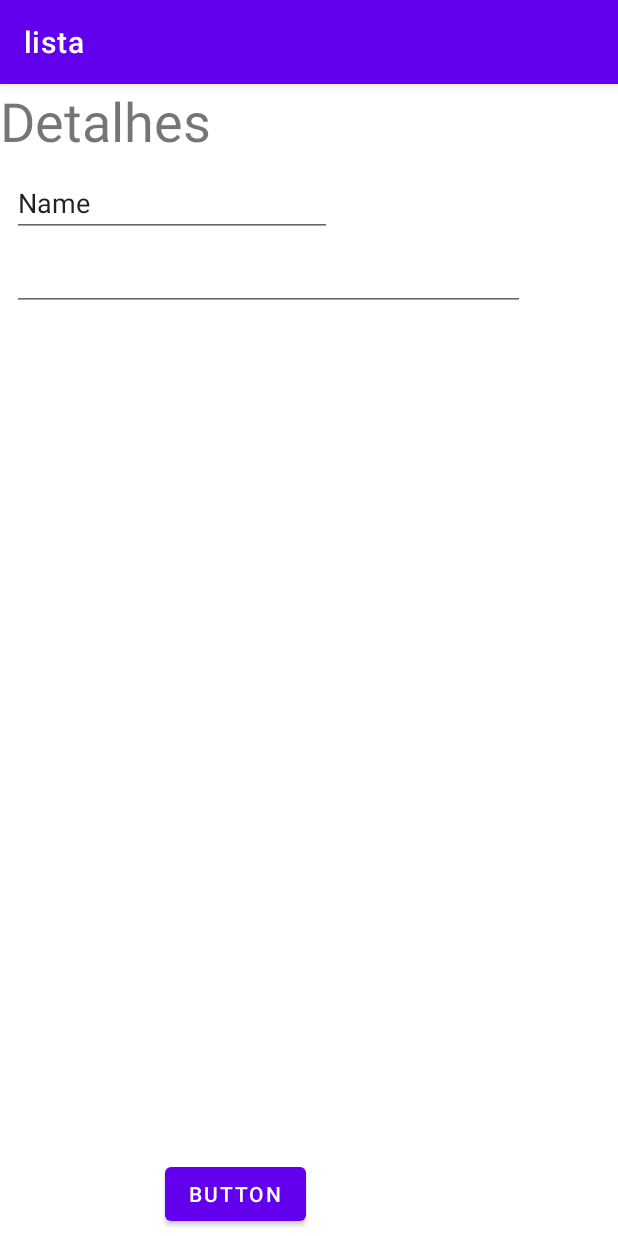
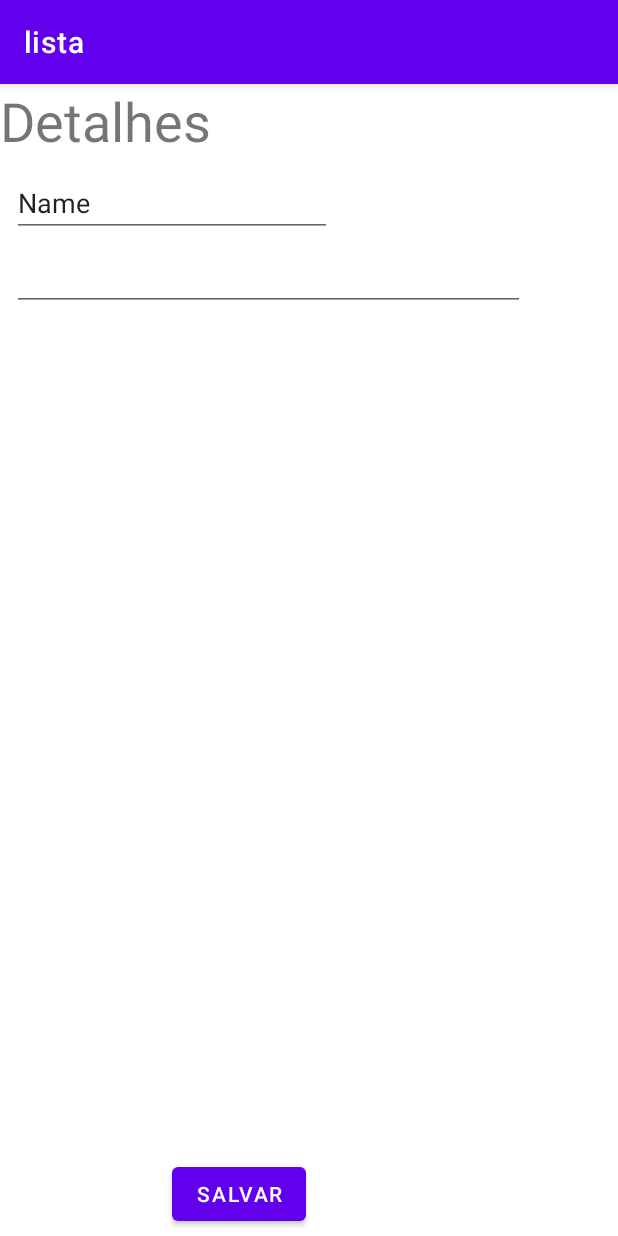
Before and after one commit to AndreBaran/atividade_lista, an Android app: the TelaDetalhes screen opened through its navigation route, on a phone screen of 412 x 824 dp. Run offline under Robolectric (Android 15) with nearby library versions, the phone set to English and light mode, and no system bars; our stand-ins replace Room's generated code.

```diff
--- a/app/src/main/res/layout/fragment_tela_detalhes.xml
+++ b/app/src/main/res/layout/fragment_tela_detalhes.xml
@@ -22,7 +22,7 @@
         android:layout_height="wrap_content"
         android:layout_marginEnd="208dp"
         android:layout_marginBottom="4dp"
-        android:text="Button"
+        android:text="Salvar"
         app:layout_constraintBottom_toBottomOf="parent"
         app:layout_constraintEnd_toEndOf="parent" />
 
--- a/app/src/main/res/navigation/nav_graph.xml
+++ b/app/src/main/res/navigation/nav_graph.xml
@@ -17,5 +17,9 @@
         android:id="@+id/telaDetalhes"
         android:name="com.example.lista.TelaDetalhes"
         android:label="fragment_tela_detalhes"
-        tools:layout="@layout/fragment_tela_detalhes" />
+        tools:layout="@layout/fragment_tela_detalhes" >
+        <action
+            android:id="@+id/detalhes_para_lista"
+            app:destination="@id/telaLista" />
+    </fragment>
 </navigation>
```
Also changed, not shown: app/src/main/java/com/example/lista/TelaDetalhes.kt (+23 -0 lines).
